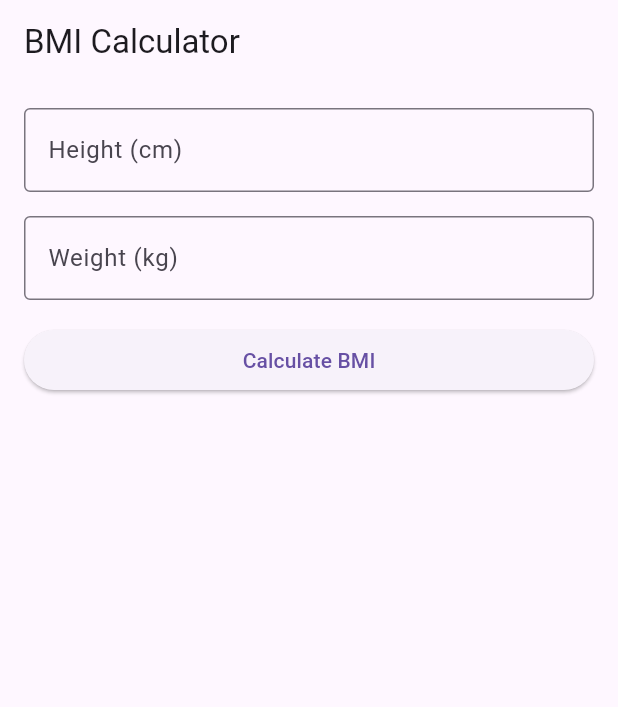
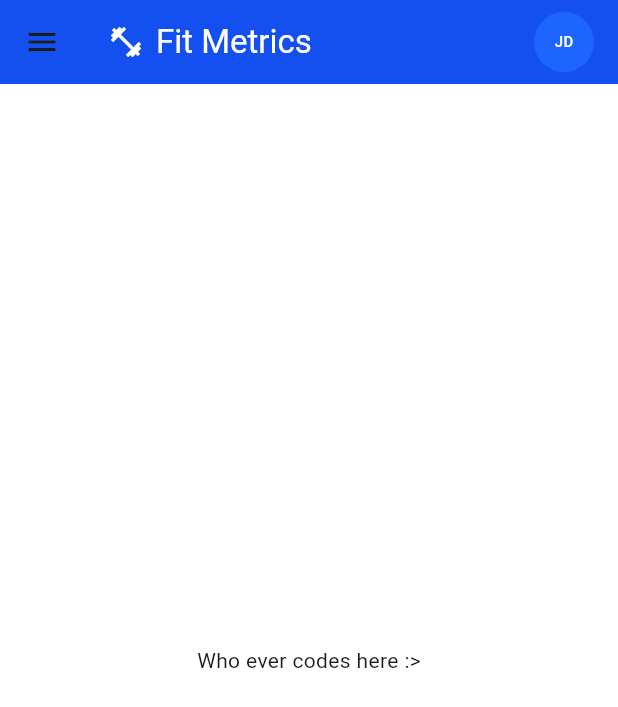
Before and after one commit to Kair1NG/FitMetricsApp, a Flutter app: the screen it shows after launch, on a phone screen of 412 x 824 dp. Shown: the top 707 px of the screen. Run offline on Flutter 3.47's test engine with Material 3 defaults, Android fonts, the phone set to English and light mode, and no system bars; Roboto replaces fonts that are missing (ShatellSans).

Commit message:
Add: Completed Project Management system, added profile, and common widgets, renamed all file with 'camelCase'

```diff
--- /dev/null
+++ b/fit_metrics/lib/common/widgets/appBar.dart
@@ -0,0 +1,74 @@
+import 'package:fit_metrics/common/widgets/Drawer.dart';
+import 'package:fit_metrics/screens/profile.dart';
+import 'package:flutter/material.dart';
+
+class CommonAppBar extends StatelessWidget implements PreferredSizeWidget {
+  final String title;
+  final IconData icon;
+  const CommonAppBar({
+    Key? key,
+    this.title = "Fit Metrics",
+    this.icon = Icons.fitness_center,
+  }) : super(key: key);
+  const CommonAppBar.withTitle(
+    this.title, {
+    Key? key,
+    this.icon = Icons.fitness_center,
+  }) : super(key: key);
+
+  @override
+  Widget build(BuildContext context) {
+    final bool isProfileScreen = title == "Profile";
+    return AppBar(
+      title: Row(
+        mainAxisSize: MainAxisSize.min,
+        children: [
+          Icon(icon, color: Colors.white), // You can change this icon
+          SizedBox(width: 8), // Space between icon and text
+          Text(
+            title,
+            style: TextStyle(fontFamily: 'ShatellSans', color: Colors.white),
+          ),
+        ],
+      ),
+      leading: Builder(
+        builder: (context) => IconButton(
+          icon: const Icon(Icons.menu),
+          onPressed: () {
+            Navigator.push(
+              context,
+              MaterialPageRoute(builder: (context) => CommonDrawer()),
+            );
+          },
+        ),
+      ),
+      actions: <Widget>[
+        if (!isProfileScreen)
+          Padding(
+            padding: const EdgeInsets.only(right: 16.0),
+            child: GestureDetector(
+              onTap: () {
+                Navigator.push(
+                  context,
+                  MaterialPageRoute(builder: (context) => Profile()),
+                );
+              },
+              child: CircleAvatar(
+                //backgroundImage: AssetImage('assets/profile_placeholder.png'),
+                radius: 20.0,
+                backgroundColor: const Color.fromARGB(255, 30, 100, 255),
+                child: Text(
+                  'JD',
+                  style: TextStyle(fontSize: 10, color: Colors.white),
+                ),
+              ),
+            ),
+          ),
+      ],
+      backgroundColor: const Color.fromARGB(255, 20, 80, 240),
+    );
+  }
+
+  @override
+  Size get preferredSize => Size.fromHeight(kToolbarHeight);
+}
--- a/fit_metrics/lib/main.dart
+++ b/fit_metrics/lib/main.dart
@@ -1,20 +1,18 @@
+import 'package:fit_metrics/screens/home.dart';
 import 'package:flutter/material.dart';
-import 'screens/bmi_calculator_screen.dart';
 
 void main() {
-  runApp(const MyApp());
+  runApp(MyApp());
 }
 
 class MyApp extends StatelessWidget {
-  const MyApp({super.key});
-
   @override
   Widget build(BuildContext context) {
     return MaterialApp(
       debugShowCheckedModeBanner: false,
-      title: 'BMI Calculator',
+      title: 'FitMetrics',
       theme: ThemeData(primarySwatch: Colors.blue),
-      home: const BMICalculatorScreen(),
+      home: Home(),
     );
   }
 }
--- a/fit_metrics/lib/screens/bmi_calculator_screen.dart
+++ b/fit_metrics/lib/screens/bmiCalculatorScreen.dart
@@ -1,5 +1,6 @@
+import 'package:fit_metrics/common/widgets/appBar.dart';
+import 'package:fit_metrics/services/bmiCalculator.dart';
 import 'package:flutter/material.dart';
-import '../models/bmi_calculator.dart';
 import '../widgets/bmi_result_box.dart';
 
 class BMICalculatorScreen extends StatefulWidget {
@@ -32,7 +33,8 @@ class _BMICalculatorScreenState extends State<BMICalculatorScreen> {
   @override
   Widget build(BuildContext context) {
     return Scaffold(
-      appBar: AppBar(title: const Text('BMI Calculator')),
+      backgroundColor: Colors.white,
+      appBar: CommonAppBar(icon: Icons.calculate, title: "BMI Calculator"),
       body: Padding(
         padding: const EdgeInsets.all(16.0),
         child: SingleChildScrollView(
--- /dev/null
+++ b/fit_metrics/lib/screens/home.dart
@@ -0,0 +1,13 @@
+import 'package:fit_metrics/common/widgets/appBar.dart';
+import 'package:flutter/material.dart';
+
+class Home extends StatelessWidget {
+  @override
+  Widget build(BuildContext context) {
+    return Scaffold(
+      backgroundColor: Colors.white,
+      appBar: CommonAppBar(),
+      body: const Center(child: Text('Who ever codes here :>')),
+    );
+  }
+}
```
Also changed, not shown: fit_metrics/lib/common/widgets/drawer.dart (added, +39 -0 lines), fit_metrics/lib/common/widgets/navBar.dart (added, +45 -0 lines), fit_metrics/lib/screens/profile.dart (added, +169 -0 lines), fit_metrics/lib/services/bmiCalculator.dart (renamed from fit_metrics/lib/models/bmi_calculator.dart), 1 other file.
